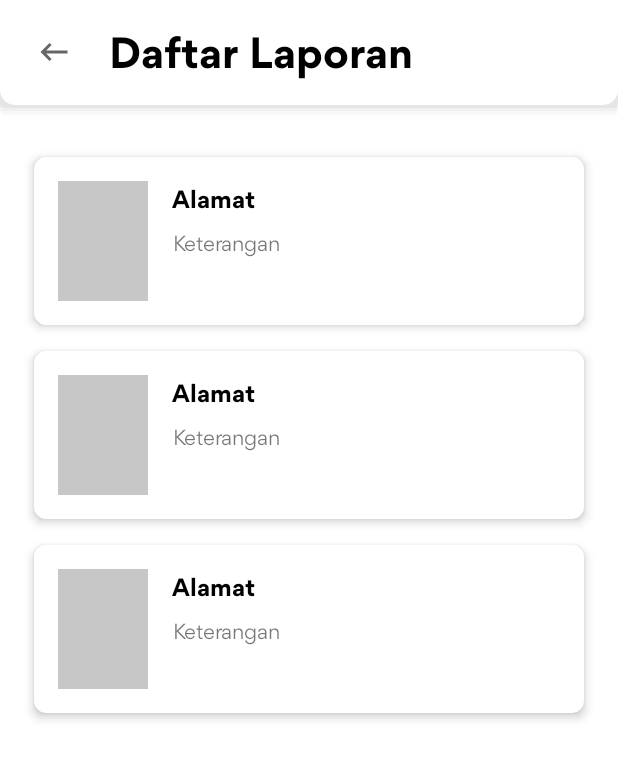
After one commit to apridos/JagaJalanBangkit, an Android app: the layout activity_laporan.xml on its own in the app's theme, with its tools: preview values and no code run, on a phone screen of 412 x 824 dp. The commit adds this screen. Shown: the top 759 px of the screen. Run offline under Robolectric (Android 15) with nearby library versions, the phone set to English and light mode, and no system bars.

Commit message:
Adding admin UI

```diff
--- a/app/src/main/AndroidManifest.xml
+++ b/app/src/main/AndroidManifest.xml
@@ -16,7 +16,10 @@
         android:roundIcon="@mipmap/ic_launcher_round"
         android:supportsRtl="true"
         android:theme="@style/AppTheme.NoActionBar">
-        <activity android:name=".riwayat.screen.RiwayatActivity"></activity>
+        <activity android:name=".admin.detail.screen.DetailActivity"></activity>
+        <activity android:name=".admin.laporan.screen.LaporanActivity" />
+        <activity android:name=".admin.home.screen.AdminHomeActivity" />
+        <activity android:name=".riwayat.screen.RiwayatActivity" />
         <activity android:name=".riwayat.screen.RiwayatActivity" />
         <activity android:name=".splashscreen.screen.SplashscreenActivity">
             <intent-filter>
--- a/app/src/main/java/com/example/jagajalanbangkit/riwayat/screen/RiwayatActivity.kt
+++ b/app/src/main/java/com/example/jagajalanbangkit/riwayat/screen/RiwayatActivity.kt
@@ -58,6 +58,12 @@ class RiwayatActivity : AppCompatActivity() {
             setupList(checkToken())
         }
         setContentView(binding.root)
+
+        binding.apply {
+            btnBack.setOnClickListener {
+                this@RiwayatActivity.finish()
+            }
+        }
     }
 
     private fun checkToken() : String{
--- /dev/null
+++ b/app/src/main/res/layout/activity_laporan.xml
@@ -0,0 +1,62 @@
+<?xml version="1.0" encoding="utf-8"?>
+<androidx.constraintlayout.widget.ConstraintLayout xmlns:android="http://schemas.android.com/apk/res/android"
+    xmlns:app="http://schemas.android.com/apk/res-auto"
+    xmlns:tools="http://schemas.android.com/tools"
+    android:layout_width="match_parent"
+    android:layout_height="match_parent">
+
+    <ProgressBar
+        android:id="@+id/progressBar"
+        android:indeterminateTint="@color/secondary"
+        android:layout_width="wrap_content"
+        android:layout_height="wrap_content"
+        app:layout_constraintBottom_toBottomOf="parent"
+        app:layout_constraintEnd_toEndOf="parent"
+        app:layout_constraintStart_toStartOf="parent"
+        app:layout_constraintTop_toTopOf="parent" />
+
+
+    <LinearLayout
+        android:id="@+id/linearLayout"
+        android:layout_width="match_parent"
+        android:layout_height="80dp"
+        android:background="@drawable/top_container"
+        android:orientation="horizontal"
+        app:layout_constraintEnd_toEndOf="parent"
+        app:layout_constraintStart_toStartOf="parent"
+        app:layout_constraintTop_toTopOf="parent">
+
+        <ImageButton
+            android:id="@+id/btn_back"
+            style="@style/ImageButtonGeneral"
+            android:src="@drawable/ic_baseline_keyboard_backspace_24"
+            android:layout_gravity="center_vertical"
+            android:contentDescription="@string/btn_back"
+            android:layout_marginStart="16dp"/>
+
+        <TextView
+            style="@style/TextContent.Bold"
+            android:layout_width="wrap_content"
+            android:layout_height="wrap_content"
+            android:layout_gravity="center_vertical"
+            android:layout_marginStart="16dp"
+            android:text="@string/daftar_laporan"
+            android:textColor="@color/black"
+            android:textSize="28sp" />
+    </LinearLayout>
+
+    <androidx.recyclerview.widget.RecyclerView
+        android:id="@+id/rv_laporan"
+        android:layout_width="match_parent"
+        android:layout_height="0dp"
+        android:layout_marginStart="16dp"
+        android:layout_marginTop="16dp"
+        android:layout_marginEnd="16dp"
+        android:layout_marginBottom="16dp"
+        app:layout_constraintBottom_toBottomOf="parent"
+        app:layout_constraintEnd_toEndOf="parent"
+        app:layout_constraintStart_toStartOf="parent"
+        app:layout_constraintTop_toBottomOf="@+id/linearLayout"
+        tools:listitem="@layout/riwayat_item_list" />
+
+</androidx.constraintlayout.widget.ConstraintLayout>
--- a/app/src/main/res/values/strings.xml
+++ b/app/src/main/res/values/strings.xml
@@ -32,6 +32,10 @@
     <string name="key_longitude">longitude</string>
     <string name="deskripsi">Deskripsi</string>
     <string name="kondisi_kerusakan">Kondisi Kerusakan</string>
+    <string name="laporan">Laporan</string>
+    <string name="daftar_laporan">Daftar Laporan</string>
+    <string name="selesai">Selesai</string>
+    <string name="tunda">Tunda</string>
 
 
 </resources>
```
Also changed, not shown: app/src/main/java/com/example/jagajalanbangkit/admin/detail/screen/DetailActivity.kt (added, +21 -0 lines), app/src/main/java/com/example/jagajalanbangkit/admin/home/screen/AdminHomeActivity.kt (added, +15 -0 lines), app/src/main/java/com/example/jagajalanbangkit/admin/laporan/screen/LaporanActivity.kt (added, +21 -0 lines), app/src/main/res/layout/activity_admin_home.xml (added, +76 -0 lines), app/src/main/res/layout/activity_detail.xml (added, +173 -0 lines).
